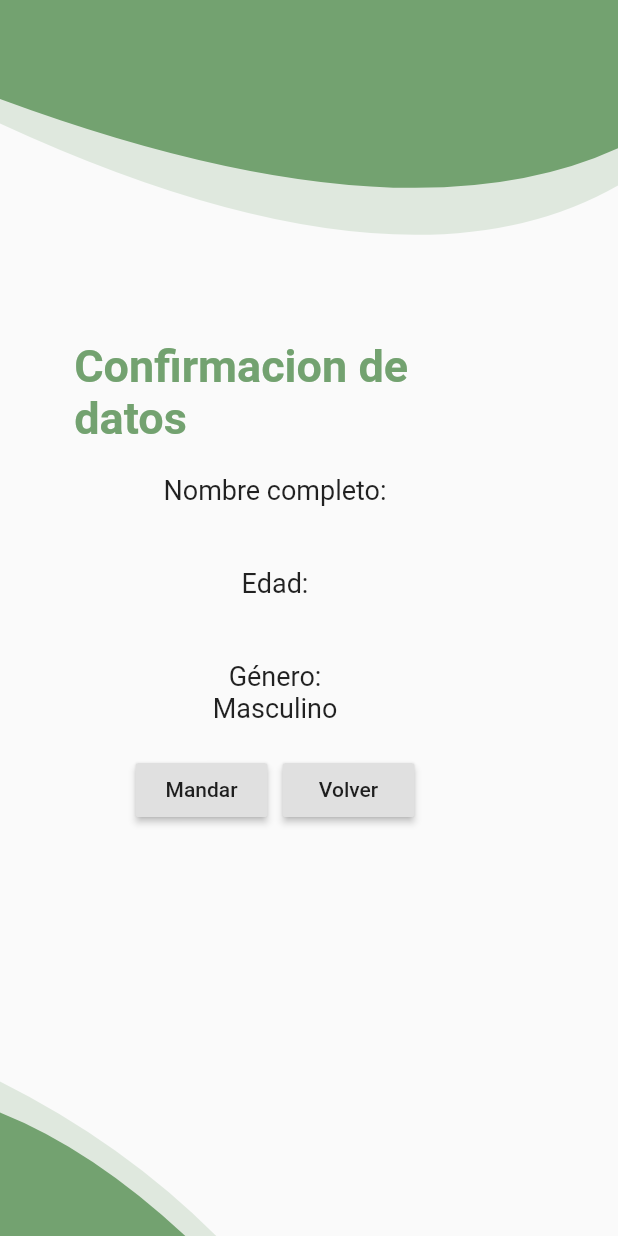
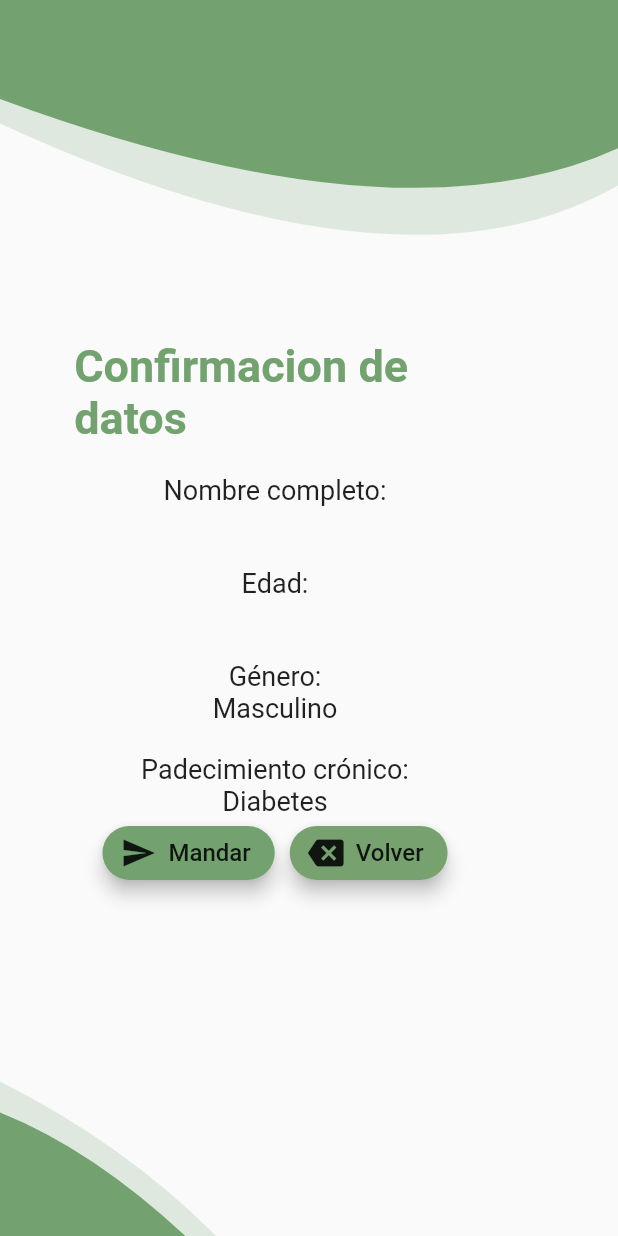
Before and after one commit to eduardosalaz/dietechtic_v01, a Flutter app: the InfoBasicaPage screen opened by its route, after a tap on "Mandar datos", on a phone screen of 412 x 824 dp. Run offline on Flutter 3.47's test engine with Material 2 defaults, Android fonts, the phone set to English and light mode, and no system bars; our stand-ins replace firebase_auth, firebase_core, font_awesome_flutter; accounts and stored records are empty.

Commit message:
Mas cambios a botones y a interfaces

```diff
--- a/lib/src/pages/enviar_info_page.dart
+++ b/lib/src/pages/enviar_info_page.dart
@@ -11,12 +11,31 @@ class EnviarInfoPage extends StatelessWidget {
     @required this.data,
   }) : super(key: key);
 
+  createAlertDialog(BuildContext context) {
+    return showDialog(
+        context: context,
+        builder: (context) {
+          return AlertDialog(
+            title: Text('Información guardada exitosamente'),
+            content: Text('Se ha guardado la información en el servidor'),
+            actions: <Widget>[
+              MaterialButton(
+                  child: Text('Continuar'),
+                  onPressed: () {
+                    Navigator.of(context).pushNamed('/');
+                  })
+            ],
+          );
+        });
+  }
+
   @override
   Widget build(BuildContext context) {
     final screenSize = MediaQuery.of(context).size;
     String nombre = data[0];
     String edad = data[1];
     String genero = data[2];
+    String enfermedad = data[3];
     return Scaffold(
       body: Container(
         width: double.infinity,
@@ -85,15 +104,52 @@ class EnviarInfoPage extends StatelessWidget {
                             textAlign: TextAlign.center,
                           ),
                           SizedBox(height: 20),
+                          Text(
+                            'Padecimiento crónico:',
+                            style: TextStyle(fontSize: 18),
+                            textAlign: TextAlign.center,
+                          ),
+                          Text(
+                            '$enfermedad',
+                            style: TextStyle(fontSize: 18),
+                            textAlign: TextAlign.center,
+                          ),
                           Row(
                             crossAxisAlignment: CrossAxisAlignment.center,
                             mainAxisAlignment: MainAxisAlignment.center,
                             children: [
-                              RaisedButton(
-                                  onPressed: () {}, child: Text('Mandar')),
+                              RaisedButton.icon(
+                                onPressed: () {
+                                  createAlertDialog(context);
+                                },
+                                icon: Icon(Icons.send),
+                                label: Text(
+                                  'Mandar',
+                                  style: TextStyle(
+                                    fontSize: 16,
+                                  ),
+                                ),
+                                elevation: 5.0,
+                                color: Color(0xff73a270),
+                                shape: StadiumBorder(),
+                              ),
                               SizedBox(width: 10),
-                              RaisedButton(
-                                  onPressed: () {}, child: Text('Volver')),
+                              RaisedButton.icon(
+                                onPressed: () {
+                                  Navigator.of(context)
+                                      .pushNamed('/info_basica');
+                                },
+                                icon: Icon(Icons.backspace),
+                                label: Text(
+                                  'Volver',
+                                  style: TextStyle(
+                                    fontSize: 16,
+                                  ),
+                                ),
+                                elevation: 5.0,
+                                color: Color(0xff77a270),
+                                shape: StadiumBorder(),
+                              ),
                             ],
                           )
                         ],
--- a/lib/src/pages/info_basica.dart
+++ b/lib/src/pages/info_basica.dart
@@ -146,6 +146,8 @@ class MyCustomFormState extends State<MyCustomForm> {
   final TextEditingController ageController = TextEditingController();
   String _value;
   List<String> generos = ["Masculino", "Femenino"];
+  List<String> enfermedades = ["Diabetes", "Hipotiroidismo", "Anemia"];
+  String dropdownValue2 = "Diabetes";
   String dropdownValue = "Masculino";
 
   @override
@@ -232,6 +234,38 @@ class MyCustomFormState extends State<MyCustomForm> {
             }).toList(),
             onSaved: (val) => setState(() => _value),
           ),
+          SizedBox(
+            height: 10,
+          ),
+          Text(
+            'Enfermedad Crónica',
+            style: TextStyle(
+              color: Color(0xff73a270),
+              fontWeight: FontWeight.bold,
+              fontSize: 20,
+            ),
+          ),
+          DropdownButtonFormField<String>(
+            value: dropdownValue2,
+            hint: Text('Seleccione su padecimiento'),
+            onChanged: (String nuevo) {
+              setState(() {
+                dropdownValue2 = nuevo;
+              });
+            },
+            validator: (String value) {
+              if (value?.isEmpty ?? true) {
+                return 'Error';
+              }
+            },
+            items: enfermedades.map<DropdownMenuItem<String>>((String value) {
+              return DropdownMenuItem<String>(
+                value: value,
+                child: Text(value),
+              );
+            }).toList(),
+            onSaved: (val) => setState(() => _value),
+          ),
           SizedBox(height: 20),
           RaisedButton(
             child: Text(
@@ -258,10 +292,12 @@ class MyCustomFormState extends State<MyCustomForm> {
     String nombre = nameController.text.trim();
     String edad = ageController.text.trim();
     String genero = dropdownValue;
-    var lst = new List(3);
+    String enfermedad = dropdownValue2;
+    var lst = new List(4);
     lst[0] = nombre;
     lst[1] = edad;
     lst[2] = genero;
+    lst[3] = enfermedad;
     Navigator.of(context).pushNamed('/mandar_datos', arguments: lst);
   }
 }
```
